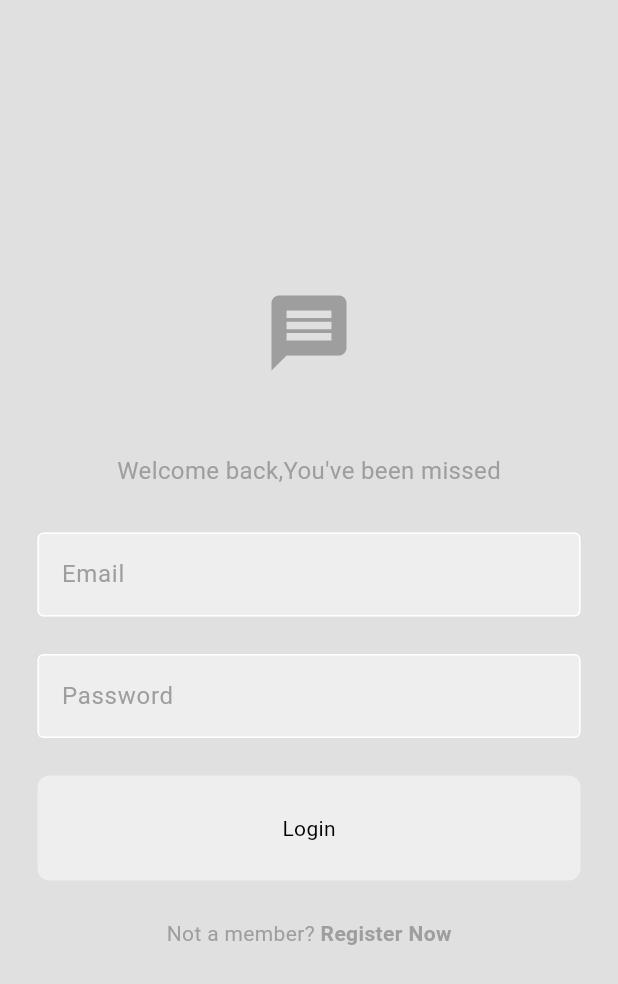
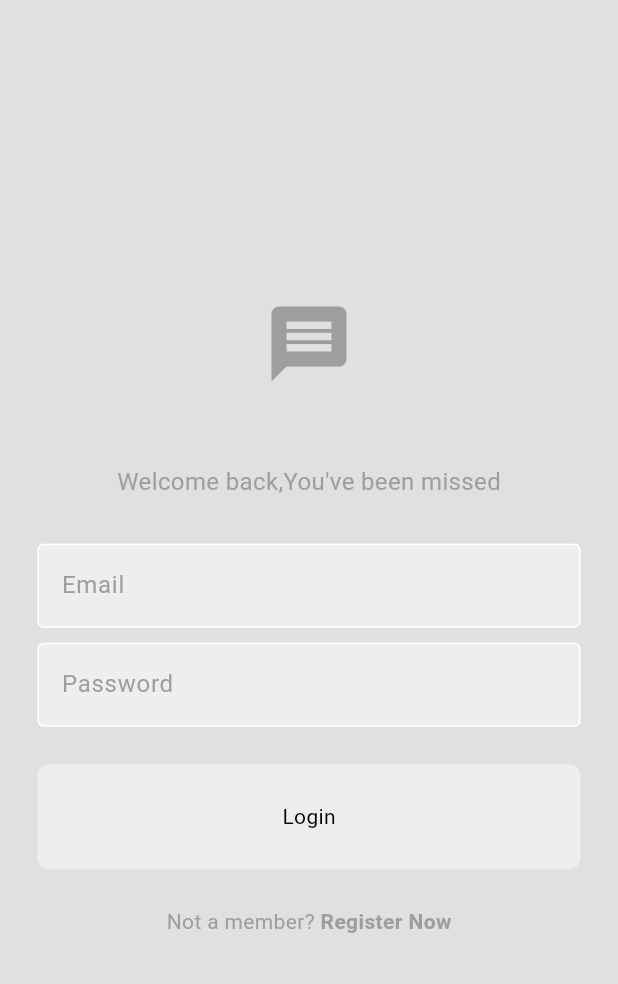
Before and after one commit to Habeeba1406/chatapp, a Flutter app: the screen it shows after launch, on a phone screen of 412 x 824 dp. Shown: the top 984 px of the screen. Run offline on Flutter 3.47's test engine with Material 3 defaults, Android fonts, the phone set to English and light mode, and no system bars; our stand-ins replace cloud_firestore, firebase_auth, firebase_core; accounts and stored records are empty.

Commit message:
first commit

```diff
--- a/lib/components/loginbutton.dart
+++ b/lib/components/button.dart
@@ -3,7 +3,7 @@ import 'package:flutter/material.dart';
 class MyButton extends StatelessWidget {
   final void Function()? onTap;
   final String text;
-  MyButton({super.key, required this.text, required this.onTap});
+  const MyButton({super.key, required this.text, required this.onTap});
 
   @override
   Widget build(BuildContext context) {
@@ -13,8 +13,9 @@ class MyButton extends StatelessWidget {
         padding: const EdgeInsets.all(25),
         margin: const EdgeInsets.symmetric(horizontal: 25),
         decoration: BoxDecoration(
-            color: Theme.of(context).colorScheme.secondary,
-            borderRadius: BorderRadius.circular(8)),
+          color: Theme.of(context).colorScheme.secondary,
+          borderRadius: BorderRadius.circular(8),
+        ),
         child: Center(
           child: Text(text),
         ),
--- a/lib/components/chat_buble.dart
+++ b/lib/components/chat_buble.dart
@@ -15,11 +15,11 @@ class ChatBubble extends StatelessWidget {
     return Container(
       decoration: BoxDecoration(
           color: isCurrentUser
-              ? (isDarkMode ? Colors.green.shade600 : Colors.grey.shade500)
+              ? (isDarkMode ? Colors.green.shade600 : Colors.green.shade500)
               : (isDarkMode ? Colors.grey.shade800 : Colors.grey.shade200),
           borderRadius: BorderRadius.circular(12)),
-      padding: EdgeInsets.all(16),
-      margin: EdgeInsets.symmetric(vertical: 2.5, horizontal: 25),
+      padding: const EdgeInsets.all(16),
+      margin: const EdgeInsets.symmetric(vertical: 2.5, horizontal: 25),
       child: Text(
         message,
         style: TextStyle(
--- /dev/null
+++ b/lib/components/text_field.dart
@@ -0,0 +1,41 @@
+import 'package:flutter/material.dart';
+
+class MyTextField extends StatelessWidget {
+  final String hintText;
+  final bool obscureText;
+  final TextEditingController controller;
+  final FocusNode? focusNode;
+  const MyTextField({
+    super.key,
+    required this.hintText,
+    required this.obscureText,
+    required this.controller,
+    this.focusNode,
+  });
+
+  @override
+  Widget build(BuildContext context) {
+    return Padding(
+      padding: const EdgeInsets.symmetric(horizontal: 25),
+      child: TextField(
+        obscureText: obscureText,
+        controller: controller,
+        focusNode: focusNode,
+        decoration: InputDecoration(
+          enabledBorder: OutlineInputBorder(
+            borderSide:
+                BorderSide(color: Theme.of(context).colorScheme.tertiary),
+          ),
+          focusedBorder: OutlineInputBorder(
+            borderSide:
+                BorderSide(color: Theme.of(context).colorScheme.primary),
+          ),
+          fillColor: Theme.of(context).colorScheme.secondary,
+          filled: true,
+          hintText: hintText,
+          hintStyle: TextStyle(color: Theme.of(context).colorScheme.primary),
+        ),
+      ),
+    );
+  }
+}
--- a/lib/components/textfield.dart
+++ /dev/null
@@ -1,37 +0,0 @@
-import 'package:flutter/material.dart';
-
-class Mytextfield extends StatelessWidget {
-  final String hintText;
-  final bool obscureText;
-  final TextEditingController controller;
-  const Mytextfield({
-    super.key,
-    required this.hintText,
-    required this.obscureText,
-    required this.controller,
-  });
-
-  @override
-  Widget build(BuildContext context) {
-    return Padding(
-      padding: const EdgeInsets.symmetric(horizontal: 25),
-      child: TextField(
-        obscureText: obscureText,
-        controller: controller,
-        decoration: InputDecoration(
-            enabledBorder: OutlineInputBorder(
-              borderSide:
-                  BorderSide(color: Theme.of(context).colorScheme.tertiary),
-            ),
-            focusedBorder: OutlineInputBorder(
-              borderSide:
-                  BorderSide(color: Theme.of(context).colorScheme.primary),
-            ),
-            fillColor: Theme.of(context).colorScheme.secondary,
-            filled: true,
-            hintText: hintText,
-            hintStyle: TextStyle(color: Theme.of(context).colorScheme.primary)),
-      ),
-    );
-  }
-}
--- a/lib/main.dart
+++ b/lib/main.dart
@@ -1,13 +1,17 @@
 import 'package:chatapp/services/auth/auth_gate.dart';
 import 'package:chatapp/firebase_options.dart';
-import 'package:chatapp/themes/light_mode.dart';
+import 'package:chatapp/themes/theme_provider.dart';
 import 'package:firebase_core/firebase_core.dart';
 import 'package:flutter/material.dart';
+import 'package:provider/provider.dart';
 
 void main() async {
   WidgetsFlutterBinding.ensureInitialized();
   await Firebase.initializeApp(options: DefaultFirebaseOptions.currentPlatform);
-  runApp(const MyApp());
+  runApp(ChangeNotifierProvider(
+    create: (context) => ThemeProvider(),
+    child: const MyApp(),
+  ));
 }
 
 class MyApp extends StatelessWidget {
@@ -18,7 +22,7 @@ class MyApp extends StatelessWidget {
     return MaterialApp(
       debugShowCheckedModeBanner: false,
       home: const AuthGate(),
-      theme: lightMode,
+      theme: Provider.of<ThemeProvider>(context).themeData,
     );
   }
 }
--- a/lib/pages/login_page.dart
+++ b/lib/pages/login_page.dart
@@ -1,26 +1,29 @@
+import 'package:chatapp/components/text_field.dart';
 import 'package:chatapp/services/auth/auth_service.dart';
-import 'package:chatapp/components/loginbutton.dart';
-import 'package:chatapp/components/textfield.dart';
+import 'package:chatapp/components/button.dart';
 import 'package:flutter/material.dart';
 
 class LoginPage extends StatelessWidget {
   // email and pw txt controller
-
   final TextEditingController _emailController = TextEditingController();
   final TextEditingController _pwController = TextEditingController();
 
 //tap to go to reg.pge
   final void Function()? onTap;
+
   LoginPage({super.key, required this.onTap});
+
   //login method
-  void login(BuildContext context) async {
+  void login(context) async {
     //auth service
-    final AuthService = Authservice();
+    final authService = Authservice();
 
     //try login
     try {
-      await AuthService.signInWithEmailPassword(
-          _emailController.text, _pwController.text);
+      await authService.signInWithEmailPassword(
+        _emailController.text,
+        _pwController.text,
+      );
     }
 
     //catch any errors
@@ -47,7 +50,6 @@ class LoginPage extends StatelessWidget {
               size: 60,
               color: Theme.of(context).colorScheme.primary,
             ),
-
             const SizedBox(
               height: 50,
             ),
@@ -64,16 +66,16 @@ class LoginPage extends StatelessWidget {
               height: 30,
             ),
             //email tx
-            Mytextfield(
+            MyTextField(
               hintText: "Email",
               obscureText: false,
               controller: _emailController,
             ),
             const SizedBox(
-              height: 25,
+              height: 10,
             ),
             //pw txtfld
-            Mytextfield(
+            MyTextField(
               hintText: "Password",
               obscureText: true,
               controller: _pwController,
--- a/lib/services/auth/auth_gate.dart
+++ b/lib/services/auth/auth_gate.dart
@@ -1,5 +1,5 @@
 import 'package:chatapp/services/auth/login_or_register.dart';
-import 'package:chatapp/pages/homePage.dart';
+import 'package:chatapp/pages/home_page.dart';
 import 'package:firebase_auth/firebase_auth.dart';
 import 'package:flutter/material.dart';
 
@@ -18,7 +18,7 @@ class AuthGate extends StatelessWidget {
           }
           //user is not logged in
           else {
-            return LoginorRegister();
+            return const LoginorRegister();
           }
         },
       ),
--- a/lib/services/auth/login_or_register.dart
+++ b/lib/services/auth/login_or_register.dart
@@ -26,9 +26,10 @@ class _LoginorRegisterState extends State<LoginorRegister> {
       return LoginPage(
         onTap: togglePages,
       );
-    } else
+    } else {
       return RegisterPage(
         onTap: togglePages,
       );
+    }
   }
 }
--- a/lib/services/chat/chat_services.dart
+++ b/lib/services/chat/chat_services.dart
@@ -6,11 +6,15 @@ class ChatService {
   //get instance of firestore
   final FirebaseFirestore _firestore = FirebaseFirestore.instance;
   final FirebaseAuth _auth = FirebaseAuth.instance;
+
   //get user stream
   Stream<List<Map<String, dynamic>>> getUsersStream() {
     return _firestore.collection("Users").snapshots().map((snapshot) {
       return snapshot.docs.map((doc) {
+        //go through each invidual user
         final user = doc.data();
+
+        //return user
         return user;
       }).toList();
     });
@@ -36,6 +40,7 @@ class ChatService {
     List<String> ids = [currentUserID, receiverID];
     ids.sort();
     String chatRoomID = ids.join('_');
+
     //add new msg
     await _firestore
         .collection("chat_rooms")
--- a/lib/themes/dart_mode.dart
+++ b/lib/themes/dart_mode.dart
@@ -1,10 +1,10 @@
 import 'package:flutter/material.dart';
 
-ThemeData DarkMode = ThemeData(
-    colorScheme: ColorScheme.light(
+ThemeData darkMode = ThemeData(
+    colorScheme: ColorScheme.dark(
   background: Colors.grey.shade900,
   primary: Colors.grey.shade600,
   tertiary: Colors.grey.shade800,
-  secondary: Colors.grey.shade700,
+  secondary: const Color.fromARGB(255, 57, 57, 57),
   inversePrimary: Colors.grey.shade300,
 ));
--- a/lib/themes/theme_provider.dart
+++ b/lib/themes/theme_provider.dart
@@ -0,0 +1,21 @@
+import 'package:chatapp/themes/dart_mode.dart';
+import 'package:chatapp/themes/light_mode.dart';
+import 'package:flutter/material.dart';
+
+class ThemeProvider extends ChangeNotifier {
+  ThemeData _themeData = lightMode;
+  ThemeData get themeData => _themeData;
+  bool get isDarkMode => _themeData == darkMode;
+  set themeData(ThemeData themeData) {
+    _themeData = themeData;
+    notifyListeners();
+  }
+
+  void toggleTheme() {
+    if (_themeData == lightMode) {
+      themeData = darkMode;
+    } else {
+      themeData = lightMode;
+    }
+  }
+}
```
Also changed, not shown: lib/components/my_drawer.dart (renamed from lib/components/drawer.dart, +6 -5 lines), lib/components/user_tile.dart (renamed from lib/components/userTile.dart, +4 -4 lines), lib/pages/chat_page.dart (renamed from lib/pages/chatpage.dart, +43 -15 lines), lib/pages/home_page.dart (renamed from lib/pages/homePage.dart, +24 -9 lines), lib/pages/register_page.dart (+11 -10 lines), lib/pages/setting_page.dart (added, +44 -0 lines), lib/pages/settingsPage.dart (deleted, +0 -18 lines).
